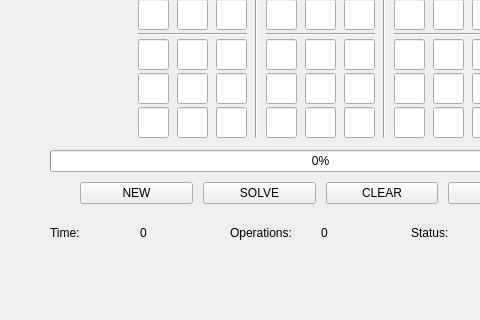
This is qt_gui.ui in crowz-fx/sudoku_solver as Qt 5 draws it before an edit; both pictures show x 0 to 480 and y 209 to 529 of the 640 by 529 pixel window. The edited form follows.
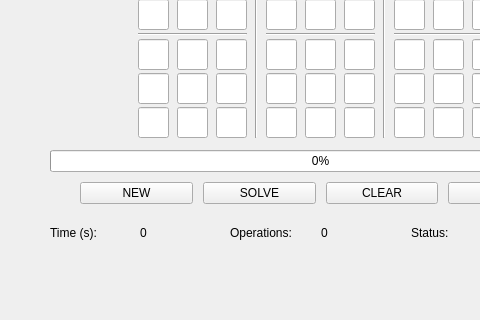
This is the edited form.

Commit message: added time calcs for cpu and wall operations

What changed in the file:
```diff
--- a/qt_gui.ui
+++ b/qt_gui.ui
@@ -104,7 +104,7 @@
          <item>
           <widget class="QLabel" name="timeLabelLabel">
            <property name="text">
-            <string>Time:</string>
+            <string>Time (s):</string>
            </property>
           </widget>
          </item>
```
The commit also changes 2 other files.
